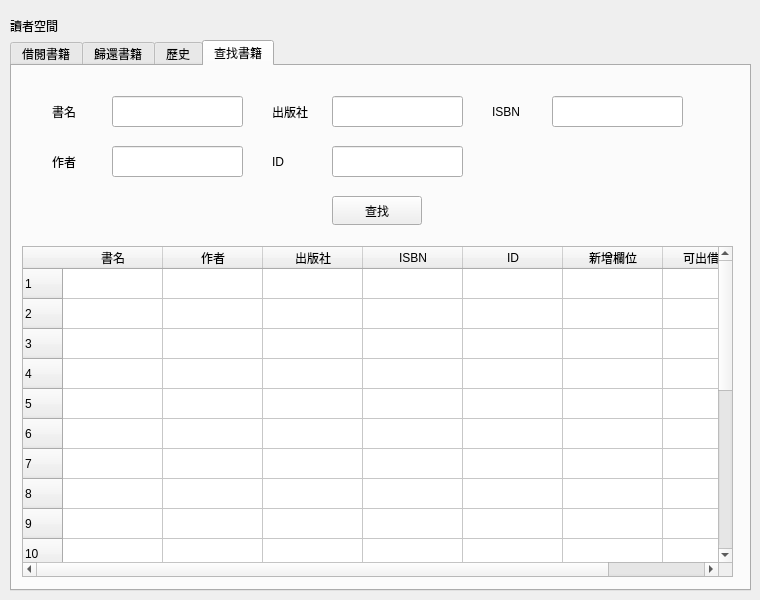
Qt form Library/menureader.ui (Konano/OOP-Library-Management-System) before a commit.
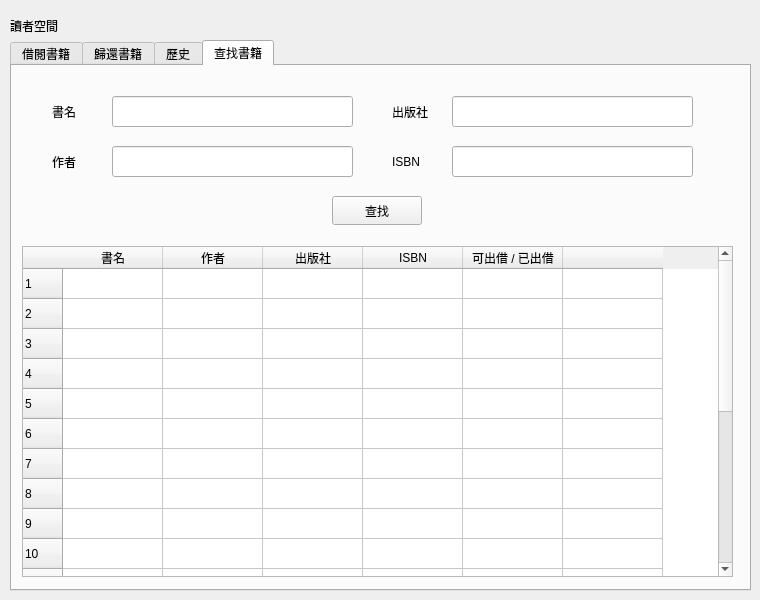
The same form after that commit. The open tabs and pages were chosen to show the change.

```diff
--- a/Library/menureader.ui
+++ b/Library/menureader.ui
@@ -443,7 +443,7 @@
     <widget class="QLabel" name="label_38">
      <property name="geometry">
       <rect>
-       <x>260</x>
+       <x>380</x>
        <y>30</y>
        <width>81</width>
        <height>31</height>
@@ -456,8 +456,8 @@
     <widget class="QLabel" name="label_39">
      <property name="geometry">
       <rect>
-       <x>480</x>
-       <y>30</y>
+       <x>380</x>
+       <y>80</y>
        <width>81</width>
        <height>31</height>
       </rect>
@@ -471,7 +471,7 @@
       <rect>
        <x>100</x>
        <y>30</y>
-       <width>131</width>
+       <width>241</width>
        <height>31</height>
       </rect>
      </property>
@@ -481,7 +481,7 @@
       <rect>
        <x>100</x>
        <y>80</y>
-       <width>131</width>
+       <width>241</width>
        <height>31</height>
       </rect>
      </property>
@@ -489,9 +489,9 @@
     <widget class="QLineEdit" name="lineEdit_28">
      <property name="geometry">
       <rect>
-       <x>320</x>
+       <x>440</x>
        <y>30</y>
-       <width>131</width>
+       <width>241</width>
        <height>31</height>
       </rect>
      </property>
@@ -499,36 +499,13 @@
     <widget class="QLineEdit" name="lineEdit_29">
      <property name="geometry">
       <rect>
-       <x>540</x>
-       <y>30</y>
-       <width>131</width>
-       <height>31</height>
-      </rect>
-     </property>
-    </widget>
-    <widget class="QLineEdit" name="lineEdit_30">
-     <property name="geometry">
-      <rect>
-       <x>320</x>
+       <x>440</x>
        <y>80</y>
-       <width>131</width>
+       <width>241</width>
        <height>31</height>
       </rect>
      </property>
     </widget>
-    <widget class="QLabel" name="label_40">
-     <property name="geometry">
-      <rect>
-       <x>260</x>
-       <y>80</y>
-       <width>81</width>
-       <height>31</height>
-      </rect>
-     </property>
-     <property name="text">
-      <string>ID</string>
-     </property>
-    </widget>
     <widget class="QPushButton" name="pushButton_36">
      <property name="geometry">
       <rect>
@@ -551,6 +528,15 @@
        <height>331</height>
       </rect>
      </property>
+     <property name="sizePolicy">
+      <sizepolicy hsizetype="Expanding" vsizetype="Expanding">
+       <horstretch>0</horstretch>
+       <verstretch>0</verstretch>
+      </sizepolicy>
+     </property>
+     <property name="editTriggers">
+      <set>QAbstractItemView::NoEditTriggers</set>
+     </property>
      <row>
       <property name="text">
        <string>1</string>
@@ -673,17 +659,12 @@
      </column>
      <column>
       <property name="text">
-       <string>ID</string>
+       <string>可出借 / 已出借</string>
       </property>
      </column>
      <column>
       <property name="text">
-       <string>新增欄位</string>
-      </property>
-     </column>
-     <column>
-      <property name="text">
-       <string>可出借數量</string>
+       <string/>
       </property>
      </column>
     </widget>
```
Left out of the diff: 58 changed lines with no effect on the pictures.
